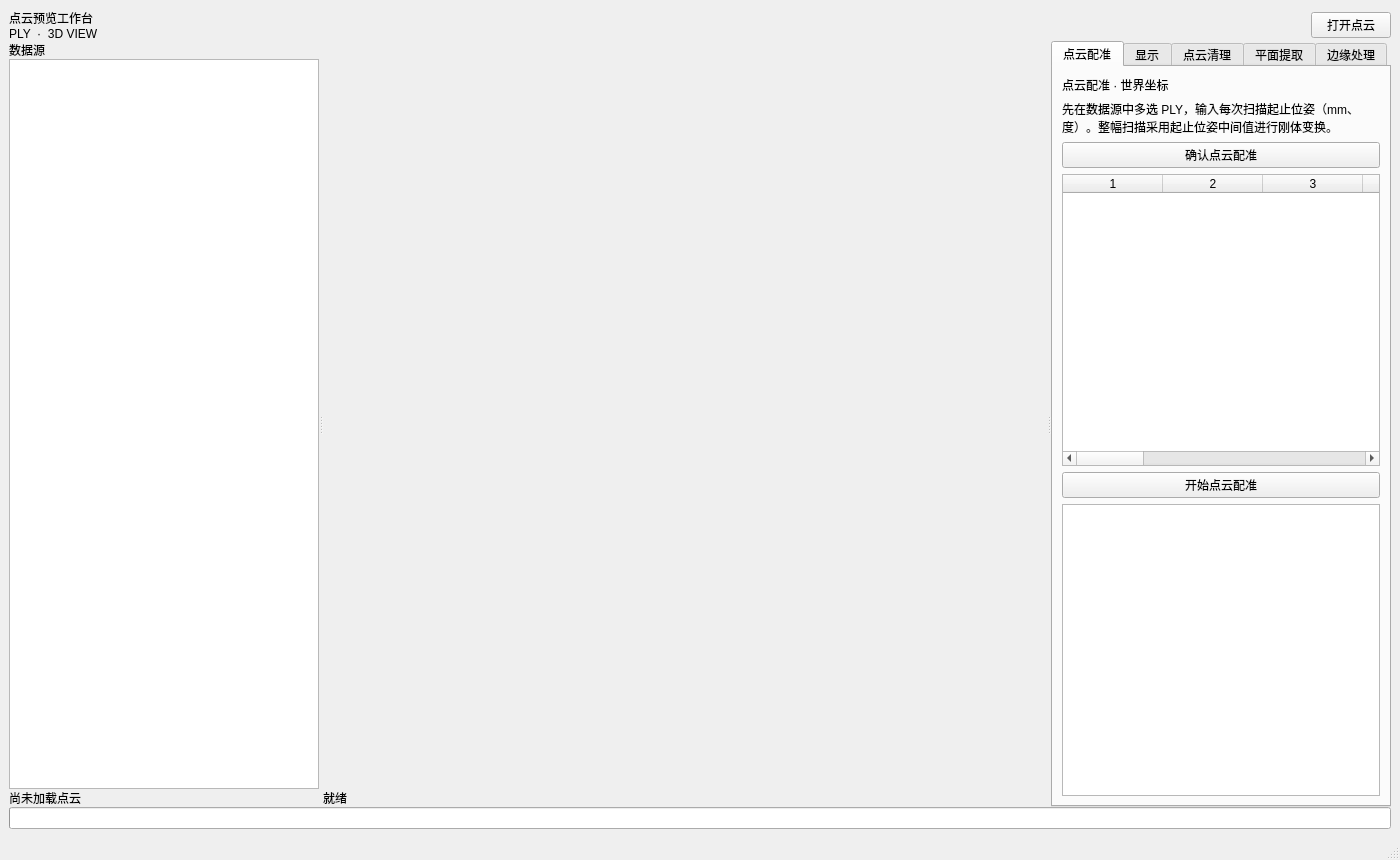
chenzhenjia/pointcloudsuite, file mainwindow.ui: the form before one commit.
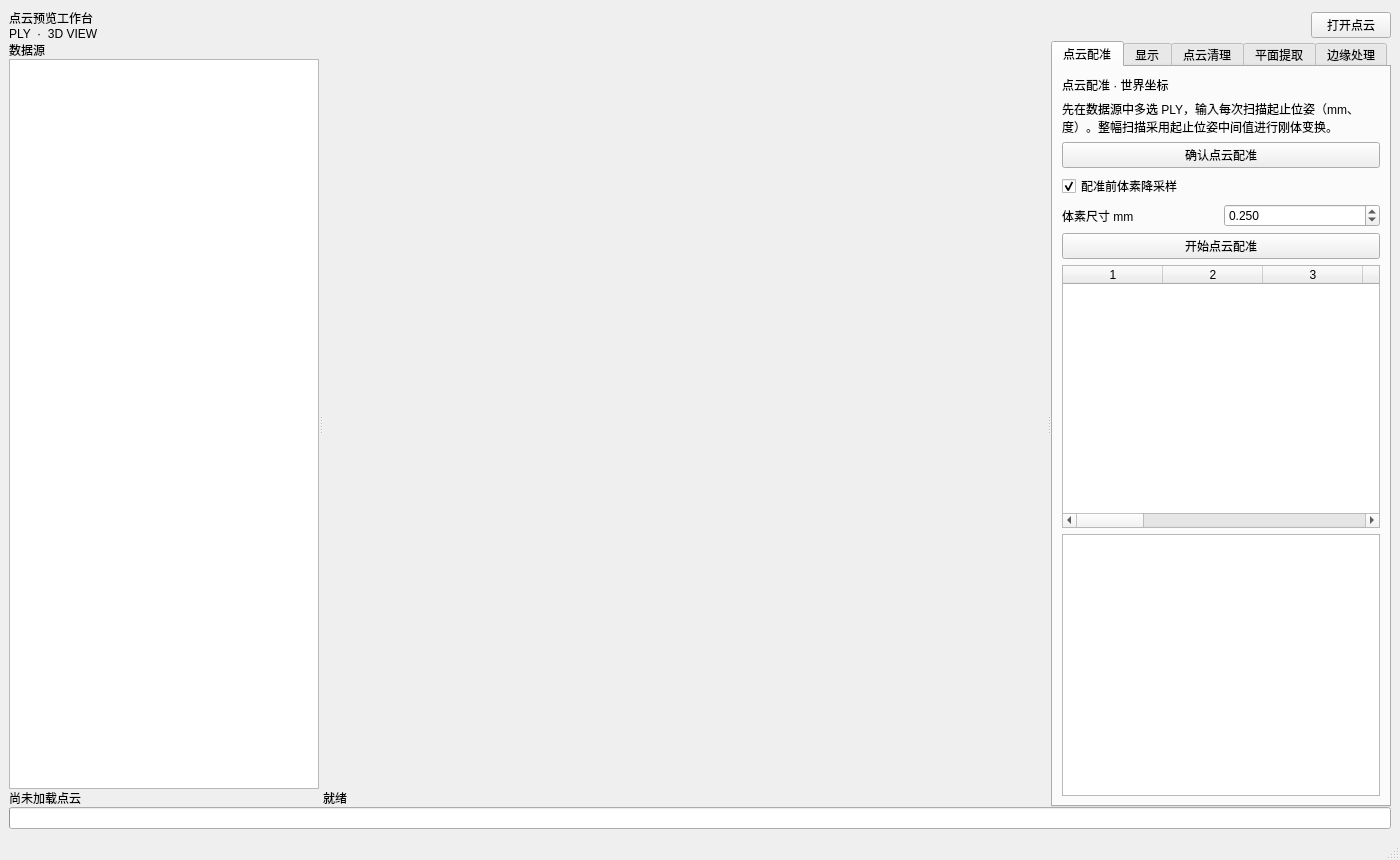
The form after the commit.

Commit message: Downsample clouds before world registration

```diff
--- a/mainwindow.ui
+++ b/mainwindow.ui
@@ -192,6 +192,15 @@
               </property>
              </widget>
             </item>
+            <item><widget class="QCheckBox" name="registrationVoxelEnabled"><property name="text"><string>配准前体素降采样</string></property><property name="checked"><bool>true</bool></property></widget></item>
+            <item><layout class="QHBoxLayout" name="registrationVoxelRow"><item><widget class="QLabel" name="registrationVoxelLabel"><property name="text"><string>体素尺寸 mm</string></property></widget></item><item><widget class="QDoubleSpinBox" name="registrationVoxelSize"><property name="minimum"><double>0.001000000000000</double></property><property name="maximum"><double>1000.000000000000000</double></property><property name="decimals"><number>3</number></property><property name="value"><double>0.250000000000000</double></property></widget></item></layout></item>
+            <item>
+             <widget class="QPushButton" name="registrationStart">
+              <property name="text">
+               <string>开始点云配准</string>
+              </property>
+             </widget>
+            </item>
             <item>
              <widget class="QTableWidget" name="registrationTable">
               <property name="minimumSize">
@@ -221,13 +230,6 @@
               <column/>
              </widget>
             </item>
-            <item>
-             <widget class="QPushButton" name="registrationStart">
-              <property name="text">
-               <string>开始点云配准</string>
-              </property>
-             </widget>
-            </item>
             <item>
              <widget class="QPlainTextEdit" name="registrationOutput">
               <property name="readOnly">
```
Left out of the diff: 1 changed line with no effect on the pictures. The commit also changes 4 other files.
